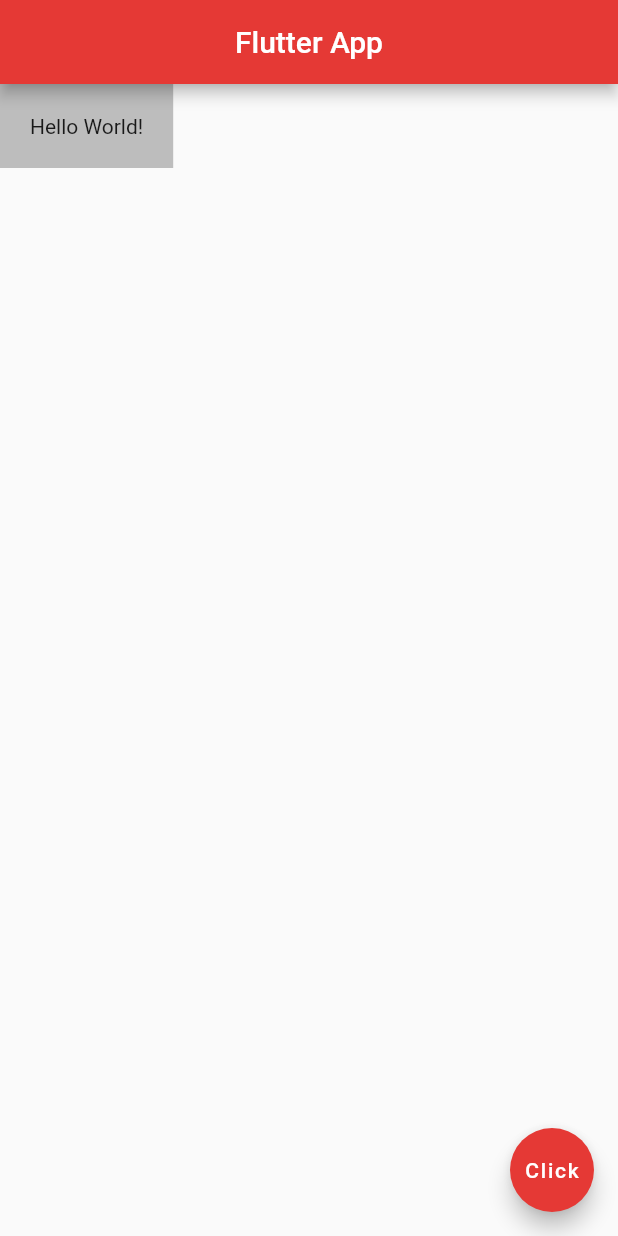
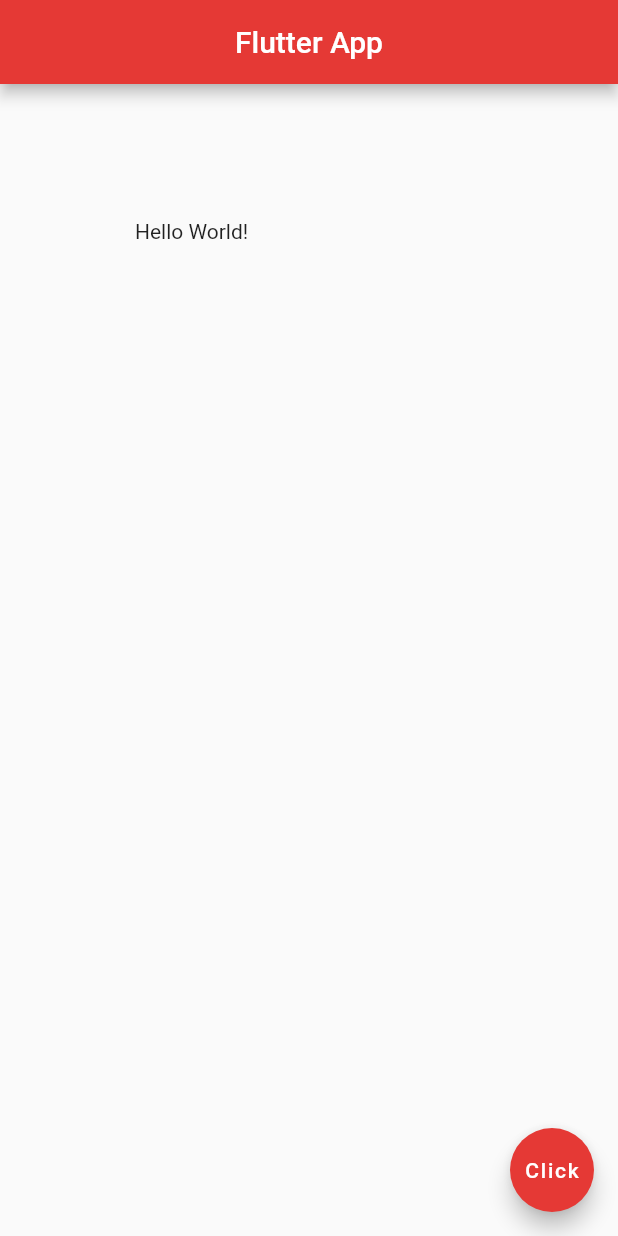
Before and after one commit to dwikiar/first_flutter_app, a Flutter app: the screen it shows after launch, on a phone screen of 412 x 824 dp. Run offline on Flutter 3.47's test engine with Material 2 defaults, Android fonts, the phone set to English and light mode, and no system bars.

Commit message:
Twelve Commit Padding & Margin

```diff
--- a/lib/main.dart
+++ b/lib/main.dart
@@ -15,11 +15,10 @@ class Home extends StatelessWidget {
         centerTitle: true,
         backgroundColor: Colors.red[600],
       ),
-      body: Container(
-        padding: EdgeInsets.all(20.0),
+      body: Padding(
+        padding: EdgeInsets.all(90.0),
         //margin: EdgeInsets.all(100.0),
         //padding: EdgeInsets.symmetric(horizontal: 10.0, vertical: 20.0),
-        color: Colors.grey[400],
         child: Text("Hello World!"),
       ),
       floatingActionButton: FloatingActionButton(
```
